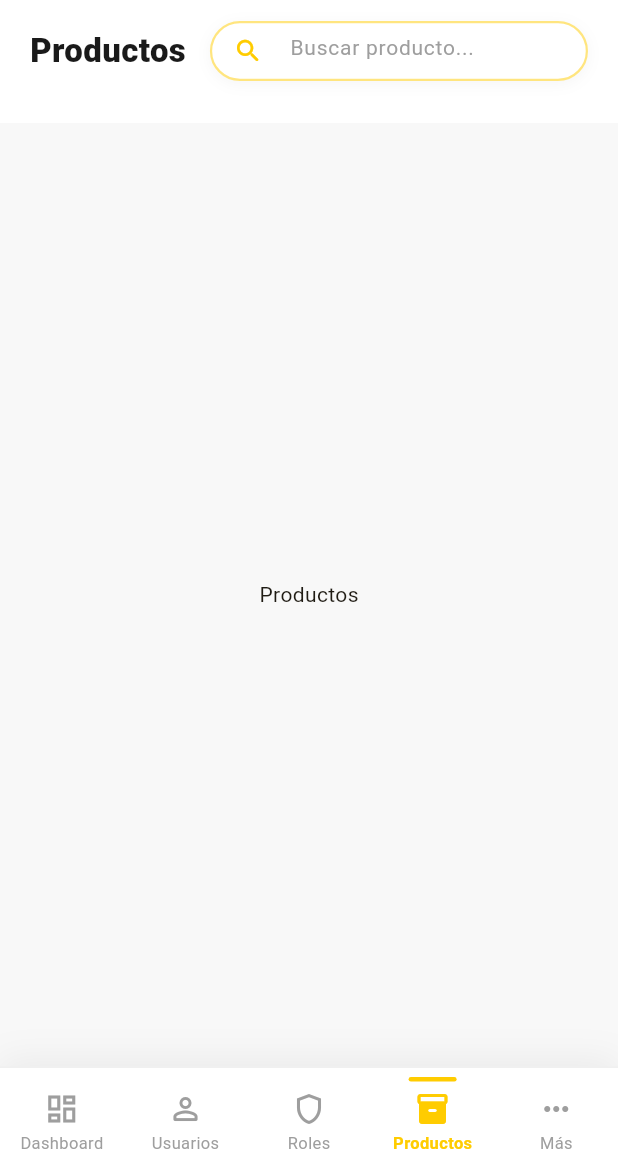
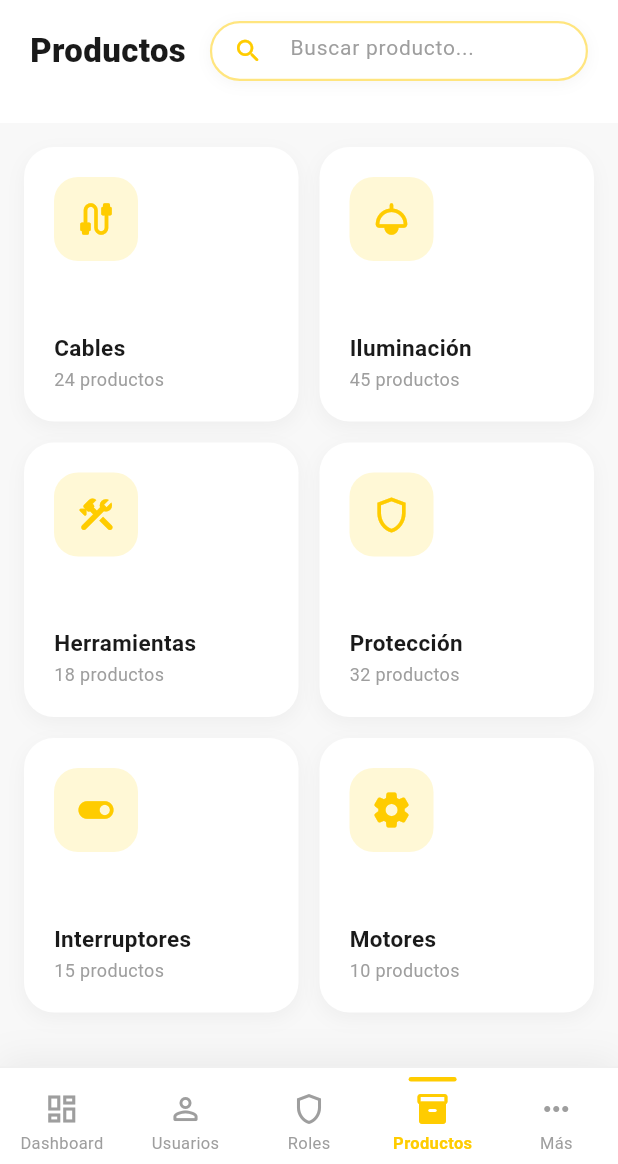
Before and after one commit to Emanuel-24/ElectroSoft-Mobile, a Flutter app: the screen it shows after launch, item 4 of the bottom bar chosen, on a phone screen of 412 x 824 dp, the part 72-1236 px from its top. Run offline on Flutter 3.47's test engine with Material 3 defaults, Android fonts, the phone set to English and light mode, and no system bars.

Commit message:
Feat:create category of products and products

```diff
--- a/lib/main.dart
+++ b/lib/main.dart
@@ -1,3 +1,4 @@
+import 'package:electrosoft/screens/cat_productos_screen.dart';
 import 'package:flutter/material.dart';
 import 'widgets/widgets.dart';
 import 'theme/app_theme.dart';
@@ -83,7 +84,7 @@ class _MainShellState extends State<MainShell> {
         return RolesScreen();
 
       case 3:
-        return const Center(child: Text("Productos"));
+        return CatProductosScreen();
 
       case 4:
         return const Center(child: Text("Más opciones"));
--- /dev/null
+++ b/lib/screens/cat_productos_screen.dart
@@ -0,0 +1,135 @@
+import 'package:flutter/material.dart';
+import '../theme/app_theme.dart';
+import 'productos_screen.dart';
+
+class CatProductosScreen extends StatefulWidget {
+  const CatProductosScreen({super.key});
+
+  @override
+  State<CatProductosScreen> createState() => _CatProductosScreenState();
+}
+
+class _CatProductosScreenState extends State<CatProductosScreen> {
+  String _query = '';
+
+  static const List<_Categoria> _categorias = [
+    _Categoria(nombre: 'Cables',        cantidad: 24, icono: Icons.cable_rounded),
+    _Categoria(nombre: 'Iluminación',   cantidad: 45, icono: Icons.light_rounded),
+    _Categoria(nombre: 'Herramientas',  cantidad: 18, icono: Icons.construction_rounded),
+    _Categoria(nombre: 'Protección',    cantidad: 32, icono: Icons.shield_outlined),
+    _Categoria(nombre: 'Interruptores', cantidad: 15, icono: Icons.toggle_on_rounded),
+    _Categoria(nombre: 'Motores',       cantidad: 10, icono: Icons.settings_rounded),
+  ];
+
+  List<_Categoria> get _filtradas {
+    if (_query.trim().isEmpty) return _categorias;
+    final q = _query.toLowerCase();
+    return _categorias
+        .where((c) => c.nombre.toLowerCase().contains(q))
+        .toList();
+  }
+
+  @override
+  Widget build(BuildContext context) {
+    return Scaffold(
+      body: Padding(
+        padding: const EdgeInsets.fromLTRB(16, 16, 16, 0),
+        child: GridView.builder(
+          padding: const EdgeInsets.only(bottom: 20),
+          itemCount: _filtradas.length,
+          gridDelegate: const SliverGridDelegateWithFixedCrossAxisCount(
+            crossAxisCount: 2,
+            crossAxisSpacing: 14,
+            mainAxisSpacing: 14,
+            childAspectRatio: 1.0,
+          ),
+          itemBuilder: (context, index) {
+            return _CategoriaCard(
+              categoria: _filtradas[index],
+              onTap: () {
+                Navigator.push(
+                  context,
+                  MaterialPageRoute(
+                    builder: (_) => ProductosScreen(
+                      categoria: _filtradas[index].nombre,
+                    ),
+                  ),
+                );
+              },
+            );
+          },
+        ),
+      ),
+    );
+  }
+}
+
+class _CategoriaCard extends StatelessWidget {
+  final _Categoria categoria;
+  final VoidCallback onTap;
+
+  const _CategoriaCard({required this.categoria, required this.onTap});
+
+  @override
+  Widget build(BuildContext context) {
+    return GestureDetector(
+      onTap: onTap,
+      child: Container(
+        decoration: BoxDecoration(
+          color: Colors.white,
+          borderRadius: BorderRadius.circular(20),
+          boxShadow: [
+            BoxShadow(
+              color: Colors.black.withOpacity(0.04),
+              blurRadius: 10,
+              offset: const Offset(0, 4),
+            ),
+          ],
+        ),
+        child: Padding(
+          padding: const EdgeInsets.all(20),
+          child: Column(
+            crossAxisAlignment: CrossAxisAlignment.start,
+            children: [
+              Container(
+                width: 56,
+                height: 56,
+                decoration: BoxDecoration(
+                  color: AppTheme.primaryLight,
+                  borderRadius: BorderRadius.circular(16),
+                ),
+                child: Icon(categoria.icono, color: AppTheme.primary, size: 28),
+              ),
+              const Spacer(),
+              Text(
+                categoria.nombre,
+                style: const TextStyle(
+                  fontSize: 15,
+                  fontWeight: FontWeight.w700,
+                  color: AppTheme.textDark,
+                ),
+              ),
+              const SizedBox(height: 2),
+              Text(
+                '${categoria.cantidad} productos',
+                style: const TextStyle(fontSize: 12, color: AppTheme.textMuted),
+              ),
+            ],
+          ),
+        ),
+      ),
+    );
+  }
+}
+
+class _Categoria {
+  final String nombre;
+  final int cantidad;
+  final IconData icono;
+
+  const _Categoria({
+    required this.nombre,
+    required this.cantidad,
+    required this.icono,
+  });
+}
```
Also changed, not shown: lib/screens/productos_screen.dart (added, +347 -0 lines), pubspec.lock.
